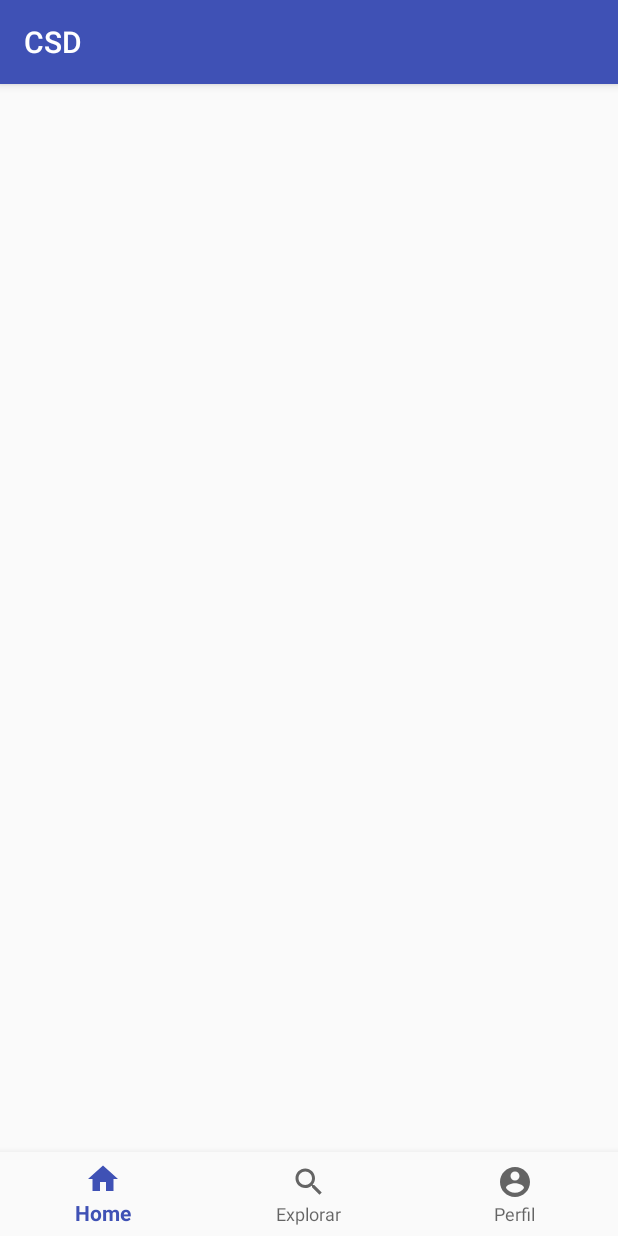
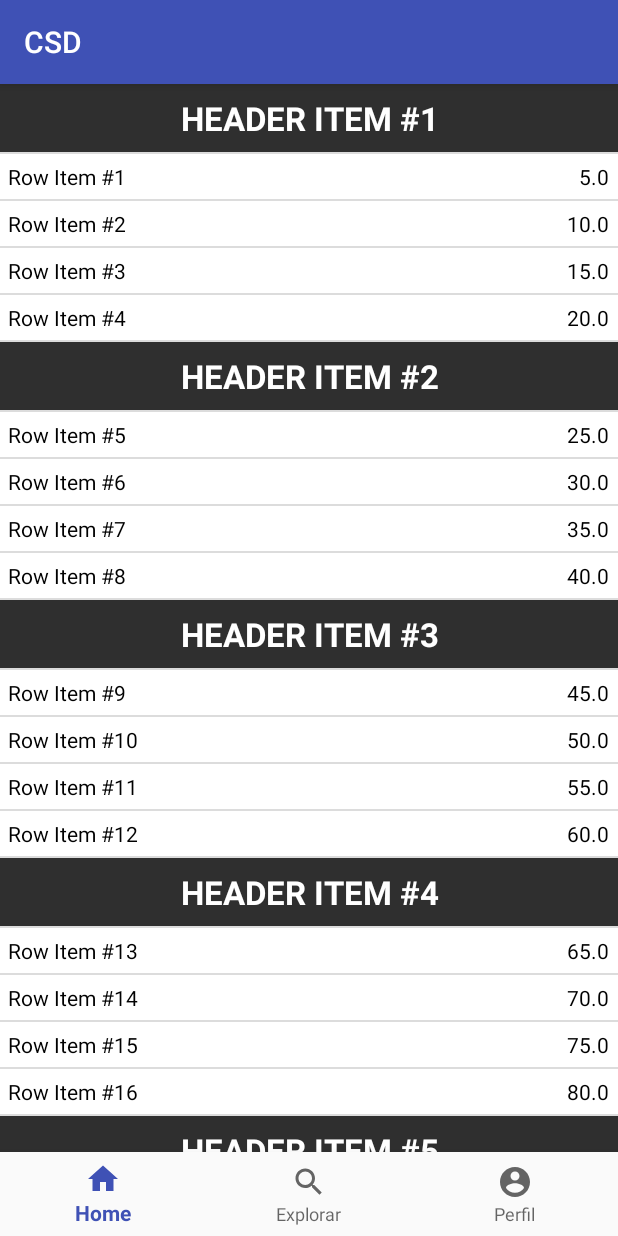
Before and after one commit to ahlp/catalog-android-client, an Android app: the screen it shows after launch (MainActivity), on a phone screen of 412 x 824 dp. Run offline under Robolectric (Android 15) with nearby library versions, the phone set to English and light mode, and no system bars.

Commit message:
creating header and list

```diff
--- /dev/null
+++ b/app/src/main/java/com/hnka/csd/HomeCustomAdapter.java
@@ -0,0 +1,101 @@
+package com.hnka.csd;
+
+import android.content.Context;
+import android.view.LayoutInflater;
+import android.view.View;
+import android.view.ViewGroup;
+import android.widget.BaseAdapter;
+import android.widget.TextView;
+
+import java.util.ArrayList;
+import java.util.TreeSet;
+
+public class HomeCustomAdapter extends BaseAdapter {
+
+    private static final int TYPE_ITEM = 0;
+    private static final int TYPE_HEADER = 1;
+
+    private ArrayList<HomeObject> mData = new ArrayList<HomeObject>();
+    private TreeSet<Integer> sectionHeader = new TreeSet<Integer>();
+
+    private LayoutInflater mInflater;
+
+    public HomeCustomAdapter(Context context) {
+        mInflater = (LayoutInflater) context
+                .getSystemService(Context.LAYOUT_INFLATER_SERVICE);
+    }
+
+    public void addItem(final HomeObject item) {
+        mData.add(item);
+        notifyDataSetChanged();
+    }
+
+    public void addSectionHeaderItem(final HomeObject item) {
+        mData.add(item);
+        sectionHeader.add(mData.size() - 1);
+        notifyDataSetChanged();
+    }
+
+    @Override
+    public int getItemViewType(int position) {
+        return sectionHeader.contains(position) ? TYPE_HEADER : TYPE_ITEM;
+    }
+
+    @Override
+    public int getViewTypeCount() {
+        return 2;
+    }
+
+    @Override
+    public int getCount() {
+        return mData.size();
+    }
+
+    @Override
+    public HomeObject getItem(int position) {
+        return mData.get(position);
+    }
+
+    @Override
+    public long getItemId(int position) {
+        return position;
+    }
+
+    public View getView(int position, View convertView, ViewGroup parent) {
+        ViewHolder holder = null;
+        int rowType = getItemViewType(position);
+
+        if (convertView == null) {
+            holder = new ViewHolder();
+            switch (rowType) {
+                case TYPE_ITEM:
+                    convertView = mInflater.inflate(R.layout.home_row, null);
+                    holder.textView = (TextView) convertView.findViewById(R.id.txtName);
+                    holder.txtValue = (TextView) convertView.findViewById(R.id.txtValue);
+                    break;
+                case TYPE_HEADER:
+                    convertView = mInflater.inflate(R.layout.home_header, null);
+                    holder.textView = (TextView) convertView.findViewById(R.id.textSeparator);
+                    break;
+            }
+            convertView.setTag(holder);
+        } else {
+            holder = (ViewHolder) convertView.getTag();
+        }
+
+        if(rowType == TYPE_ITEM){
+            holder.textView.setText(mData.get(position).gettName());
+            holder.txtValue.setText(""+mData.get(position).getAmount());
+        }else if(rowType == TYPE_HEADER){
+            holder.textView.setText(mData.get(position).gettName());
+        }
+
+
+        return convertView;
+    }
+
+    public static class ViewHolder {
+        public TextView textView;
+        public TextView txtValue;
+    }
+}
--- a/app/src/main/java/com/hnka/csd/HomeFragment.java
+++ b/app/src/main/java/com/hnka/csd/HomeFragment.java
@@ -1,15 +1,45 @@
 package com.hnka.csd;
 
-import android.support.v4.app.Fragment;
 import android.os.Bundle;
+import android.support.v4.app.ListFragment;
 import android.view.LayoutInflater;
 import android.view.View;
 import android.view.ViewGroup;
+import android.widget.AdapterView;
+import android.widget.Toast;
 
-public class HomeFragment extends Fragment {
+public class HomeFragment extends ListFragment implements AdapterView.OnItemClickListener {
+
+    private HomeCustomAdapter mAdapter;
+
     public HomeFragment() {};
 
     public View onCreateView(LayoutInflater inflater, ViewGroup container, Bundle savedInstanceState) {
         return inflater.inflate(R.layout.fragment_home, container, false);
     }
+
+    public void onActivityCreated(Bundle savedInstanceState) {
+        super.onActivityCreated(savedInstanceState);
+
+        mAdapter = new HomeCustomAdapter(this.getContext());
+
+        int y = 1;
+        mAdapter.addSectionHeaderItem(new HomeObject(("Header Item #" + y), 0));
+        y = 2;
+
+        for (int i = 1; i < 30; i++) {
+            mAdapter.addItem(new HomeObject(("Row Item #" + i), i*5));
+            if (i % 4 == 0) {
+                mAdapter.addSectionHeaderItem(new HomeObject(("Header Item #" + y), 0));
+                y++;
+            }
+        }
+
+        setListAdapter(mAdapter);
+        getListView().setOnItemClickListener(this);
+    }
+
+    public void onItemClick(AdapterView<?> parent, View view, int position,long id) {
+        Toast.makeText(getActivity(), "Item: " + position, Toast.LENGTH_SHORT).show();
+    }
 }
--- /dev/null
+++ b/app/src/main/java/com/hnka/csd/HomeObject.java
@@ -0,0 +1,28 @@
+package com.hnka.csd;
+
+public class HomeObject {
+    private String tName;
+    private double amount;
+
+    public HomeObject(String tName, double amount) {
+        this.tName = tName;
+        this.amount = amount;
+    }
+
+    public String gettName() {
+        return tName;
+    }
+
+    public double getAmount() {
+        return amount;
+    }
+
+    public void settName(String tName) {
+        this.tName = tName;
+    }
+
+    public void setAmount(double amount) {
+        this.amount = amount;
+    }
+
+}
--- a/app/src/main/java/com/hnka/csd/MainActivity.java
+++ b/app/src/main/java/com/hnka/csd/MainActivity.java
@@ -42,7 +42,11 @@ public class MainActivity extends AppCompatActivity {
         super.onCreate(savedInstanceState);
         setContentView(R.layout.activity_main);
 
+        fragment = new HomeFragment();
         fragmentManager = getSupportFragmentManager();
+        FragmentTransaction transaction = fragmentManager.beginTransaction();
+        transaction.replace(R.id.main_container, fragment).commit();
+
         BottomNavigationView navigation = (BottomNavigationView) findViewById(R.id.navigation);
         navigation.setOnNavigationItemSelectedListener(mOnNavigationItemSelectedListener);
     }
--- a/app/src/main/res/layout/fragment_home.xml
+++ b/app/src/main/res/layout/fragment_home.xml
@@ -3,10 +3,16 @@
     android:layout_width="match_parent"
     android:layout_height="match_parent"
     tools:context="com.hnka.csd.HomeFragment">
+
+    <ListView
+        android:id="@android:id/list"
+        android:layout_width="match_parent"
+        android:layout_height="wrap_content" >
+    </ListView>
+
     <TextView
-        android:layout_width="wrap_content"
-        android:layout_height="wrap_content"
-        android:text="@string/title_home"
-        android:textStyle="bold"
-        android:layout_gravity="center"/>
+        android:id="@android:id/empty"
+        android:layout_width="match_parent"
+        android:layout_height="wrap_content" >
+    </TextView>
 </FrameLayout>
--- /dev/null
+++ b/app/src/main/res/layout/home_header.xml
@@ -0,0 +1,20 @@
+<?xml version="1.0" encoding="utf-8"?>
+<LinearLayout xmlns:android="http://schemas.android.com/apk/res/android"
+    android:orientation="vertical" android:layout_width="match_parent"
+    android:layout_height="match_parent"
+    android:background="#2F2F2F">
+
+    <TextView
+        android:id="@+id/textSeparator"
+        android:layout_width="fill_parent"
+        android:layout_height="wrap_content"
+        android:gravity="center"
+        android:padding="8dp"
+        android:text=""
+        android:textAllCaps="true"
+        android:textAppearance="?android:attr/textAppearanceLarge"
+        android:textColor="#FFF"
+        android:textStyle="bold"
+        android:visibility="visible" />
+
+</LinearLayout>
--- /dev/null
+++ b/app/src/main/res/layout/home_row.xml
@@ -0,0 +1,28 @@
+<?xml version="1.0" encoding="utf-8"?>
+<LinearLayout xmlns:android="http://schemas.android.com/apk/res/android"
+    android:orientation="horizontal"
+    android:background="#FFF"
+    android:layout_width="match_parent"
+    android:layout_height="match_parent">
+
+    <TextView
+        android:text="TextView"
+        android:id="@+id/txtName"
+        android:layout_weight="0.9"
+        android:layout_width="0dp"
+        android:layout_height="wrap_content"
+        android:gravity="center_vertical"
+        android:padding="5dp"
+        android:textColor="#FF000000" />
+
+    <TextView
+        android:text="TextView"
+        android:layout_width="wrap_content"
+        android:layout_height="wrap_content"
+        android:id="@+id/txtValue"
+        android:layout_weight="0.1"
+        android:gravity="center_vertical|right"
+        android:padding="5dp"
+        android:textColor="#FF000000"/>
+
+</LinearLayout>
--- a/app/src/main/res/values/strings.xml
+++ b/app/src/main/res/values/strings.xml
@@ -3,4 +3,16 @@
     <string name="title_home">Home</string>
     <string name="title_explore">Explorar</string>
     <string name="title_profile">Perfil</string>
+
+    <string-array name="Planets">
+        <item>Sun</item>
+        <item>Mercury</item>
+        <item>Venus</item>
+        <item>Earth</item>
+        <item>Mars</item>
+        <item>Jupiter</item>
+        <item>Saturn</item>
+        <item>Uranus</item>
+        <item>Neptune</item>
+    </string-array>
 </resources>
```
